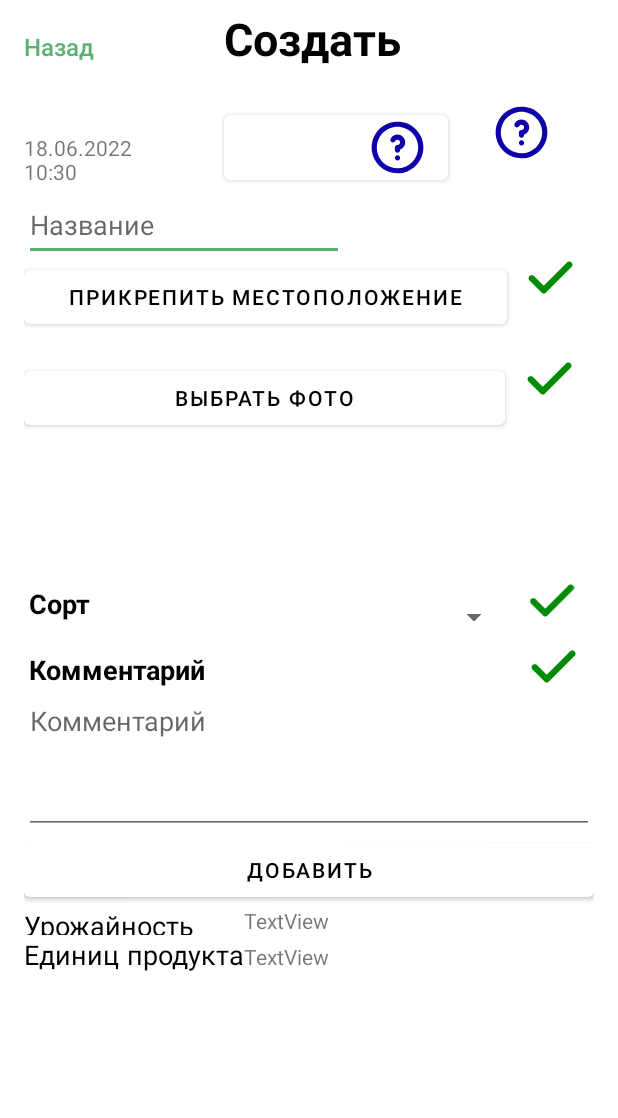
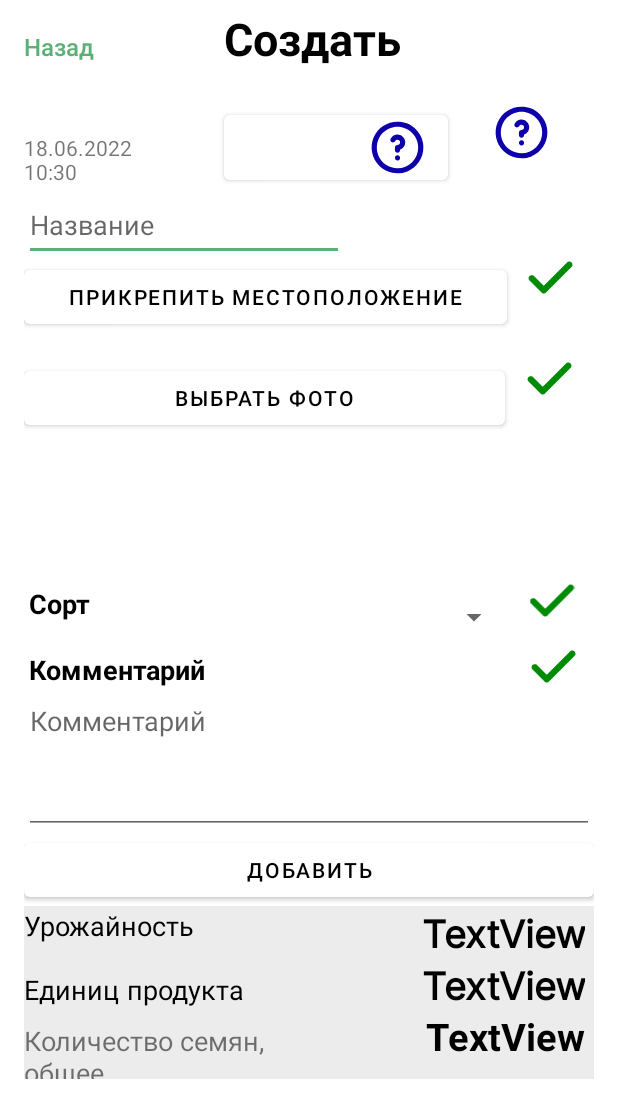
Before and after one commit to sssofi0101/OneSeed, an Android app: the CreateActivity screen opened directly, with no data from a screen before it, on a phone screen of 412 x 824 dp. Shown: the top 1118 px of the screen. Run offline under Robolectric (Android 15) with nearby library versions, the phone set to English and light mode, and no system bars.

Commit message:
Подредактировала поле для результатов
добавила еще одну строку

```diff
--- a/app/src/main/res/layout/activity_create.xml
+++ b/app/src/main/res/layout/activity_create.xml
@@ -279,17 +279,21 @@
 
             <TableLayout
                 android:layout_width="match_parent"
-                android:layout_height="match_parent">
+                android:layout_height="match_parent"
+                android:background="@color/calculation_back_grey"
+                android:backgroundTint="@color/calculation_back_grey">
 
                 <TableRow
                     android:layout_width="match_parent"
                     android:layout_height="match_parent"
+                    android:background="@color/calculation_back_grey"
+                    android:backgroundTint="@color/calculation_back_grey"
                     android:orientation="horizontal">
 
                     <TextView
                         android:id="@+id/yield_textView"
-                        android:layout_width="match_parent"
-                        android:layout_height="match_parent"
+                        android:layout_width="wrap_content"
+                        android:layout_height="wrap_content"
                         android:layout_gravity="start"
                         android:fontFamily="@font/inter"
                         android:text="@string/yield"
@@ -298,14 +302,20 @@
 
                     <TextView
                         android:id="@+id/yield_result"
-                        android:layout_width="wrap_content"
+                        android:layout_width="204dp"
                         android:layout_height="wrap_content"
-                        android:text="TextView" />
+                        android:layout_marginEnd="18dp"
+                        android:fontFamily="@font/inter"
+                        android:text="TextView"
+                        android:textAlignment="textEnd"
+                        android:textColor="@color/black"
+                        android:textSize="25sp"
+                        android:textStyle="bold" />
                 </TableRow>
 
                 <TableRow
                     android:layout_width="match_parent"
-                    android:layout_height="match_parent" >
+                    android:layout_height="match_parent">
 
                     <TextView
                         android:id="@+id/textView4"
@@ -320,12 +330,37 @@
                         android:id="@+id/product_count_result"
                         android:layout_width="wrap_content"
                         android:layout_height="wrap_content"
-                        android:text="TextView" />
+                        android:layout_marginEnd="18dp"
+                        android:fontFamily="@font/inter"
+                        android:text="TextView"
+                        android:textAlignment="textEnd"
+                        android:textColor="@color/black"
+                        android:textSize="25sp"
+                        android:textStyle="bold" />
                 </TableRow>
 
                 <TableRow
                     android:layout_width="match_parent"
-                    android:layout_height="match_parent" />
+                    android:layout_height="match_parent">
+
+                    <TextView
+                        android:id="@+id/textView"
+                        android:layout_width="170dp"
+                        android:layout_height="wrap_content"
+                        android:text="@string/seeds_overall_count"
+                        android:textSize="18sp" />
+
+                    <TextView
+                        android:id="@+id/textView2"
+                        android:layout_width="wrap_content"
+                        android:layout_height="wrap_content"
+                        android:layout_marginEnd="18dp"
+                        android:text="TextView"
+                        android:textAlignment="textEnd"
+                        android:textColor="@color/black"
+                        android:textSize="25sp"
+                        android:textStyle="bold" />
+                </TableRow>
 
                 <TableRow
                     android:layout_width="match_parent"
--- a/app/src/main/res/values/colors.xml
+++ b/app/src/main/res/values/colors.xml
@@ -8,4 +8,5 @@
     <color name="black">#FF000000</color>
     <color name="white">#FFFFFFFF</color>
     <color name="light_grey">#F6F6F6</color>
+    <color name="calculation_back_grey">#ECECEC</color>
 </resources>
--- a/app/src/main/res/values/strings.xml
+++ b/app/src/main/res/values/strings.xml
@@ -17,4 +17,5 @@
     <string name="yield">Урожайность</string>
     <string name="product_count">Единиц продукта</string>
     <string name="coordinates">Местоположение</string>
+    <string name="seeds_overall_count">Количество семян, общее</string>
 </resources>
```
